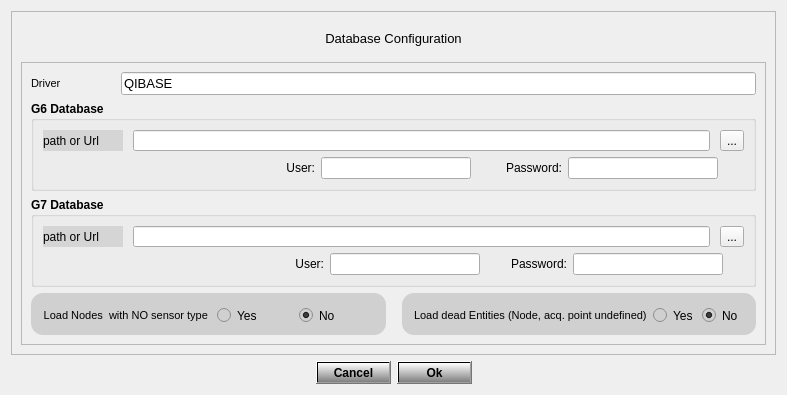
Qt form src/RSDatabaseConfig.ui (stslu/rex) before a commit.
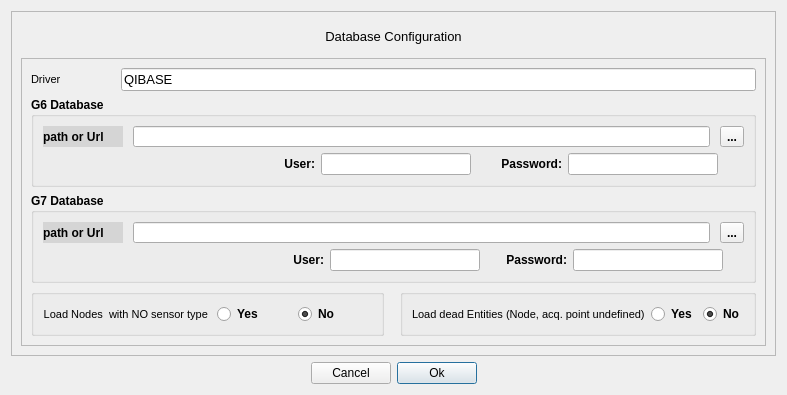
The same form after that commit.

Commit message: cleaning. remove style

```diff
--- a/src/RSDatabaseConfig.ui
+++ b/src/RSDatabaseConfig.ui
@@ -25,17 +25,6 @@
   <property name="windowTitle">
    <string>Databases configuration</string>
   </property>
-  <property name="styleSheet">
-   <string notr="true">QPushButton{
-background-color: qlineargradient(x1: 0, y1: 0, x2: 0, y2: 1, stop: 0 white, stop: 1 grey);
-color: black;
-font-weight: bold;
-}font: 9pt;
-
-QLabel{
-font:  8pt
-}</string>
-  </property>
   <layout class="QVBoxLayout" name="verticalLayout_6">
    <item>
     <widget class="QFrame" name="m_border">
@@ -473,10 +462,6 @@
                <bold>true</bold>
               </font>
              </property>
-             <property name="styleSheet">
-              <string notr="true">background-color: rgb(208, 208, 208);
-border-radius:12px</string>
-             </property>
              <property name="title">
               <string/>
              </property>
@@ -555,10 +540,6 @@
                <bold>true</bold>
               </font>
              </property>
-             <property name="styleSheet">
-              <string notr="true">background-color: rgb(208, 208, 208);
-border-radius:12px</string>
-             </property>
              <property name="title">
               <string/>
              </property>
```
Left out of the diff: 2 changed lines with no effect on the pictures. The commit also changes 21 other files.
